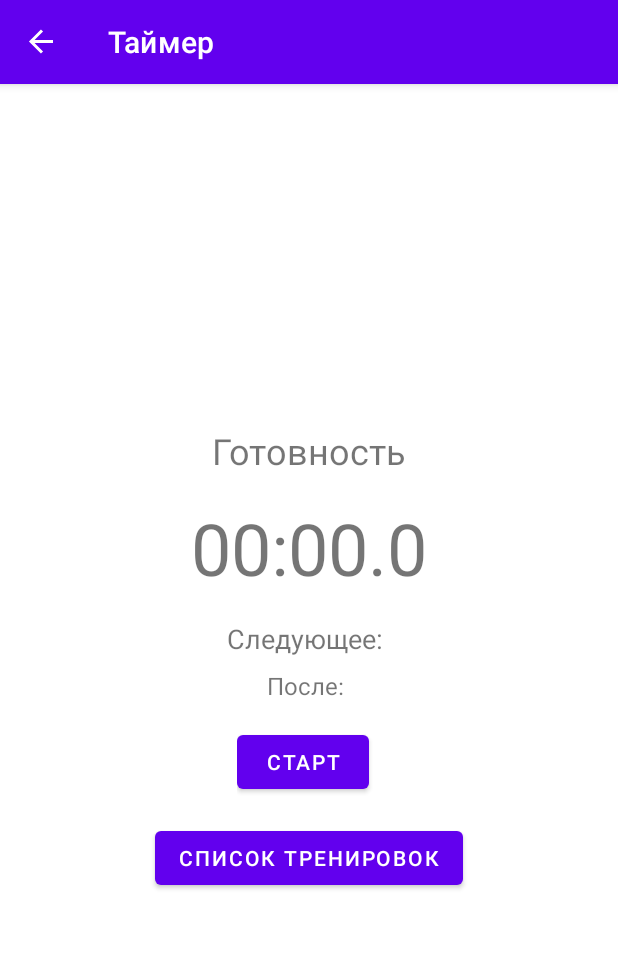
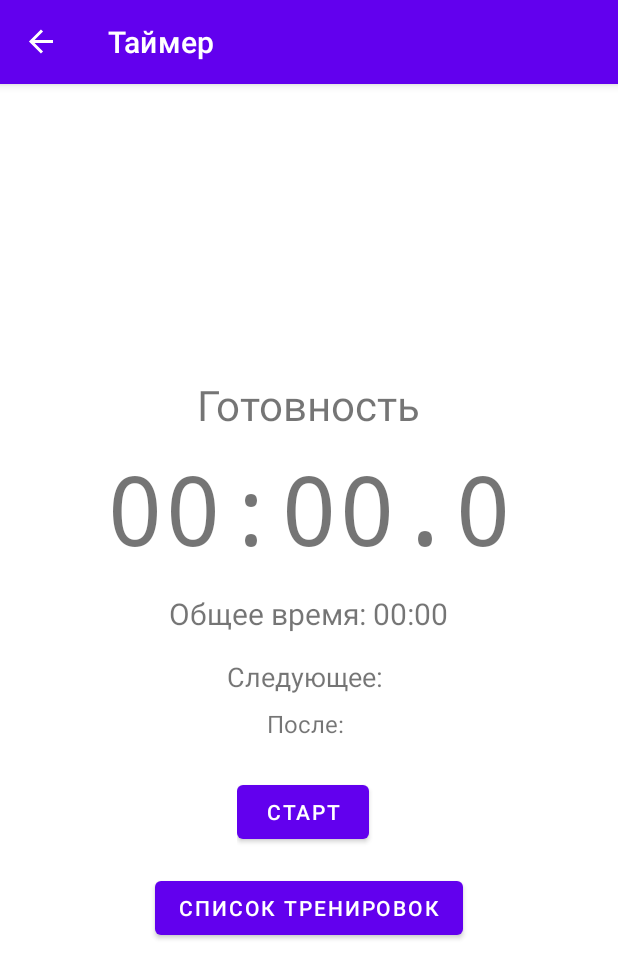
Before and after one commit to CrDanil/TIMER, an Android app: the TimerFragment screen opened through its navigation route, on a phone screen of 412 x 824 dp. Shown: the top 978 px of the screen. Run offline under Robolectric (Android 15) with nearby library versions, the phone set to English and light mode, and no system bars; our stand-ins replace Room's generated code, navigation-ui.

```diff
--- a/app/src/main/java/com/example/intervaltimer/MainActivity.kt
+++ b/app/src/main/java/com/example/intervaltimer/MainActivity.kt
@@ -17,10 +17,18 @@ class MainActivity : AppCompatActivity() {
         // Инициализируем базу данных
         WorkoutManager.init(this)
 
+        // Инициализируем звуковой менеджер
+        SoundManager.init(this)
+
         // Настройка навигации
         val navHostFragment = supportFragmentManager.findFragmentById(R.id.nav_host_fragment) as NavHostFragment
         val navController = navHostFragment.navController
         setupActionBarWithNavController(navController)
+    }
+
+    override fun onDestroy() {
+        super.onDestroy()
+        SoundManager.release()
     }
 
     override fun onSupportNavigateUp(): Boolean {
--- /dev/null
+++ b/app/src/main/java/com/example/intervaltimer/SoundManager.kt
@@ -0,0 +1,46 @@
+package com.example.intervaltimer
+
+import android.content.Context
+import android.media.AudioAttributes
+import android.media.SoundPool
+
+object SoundManager {
+    private var soundPool: SoundPool? = null
+    private var saveSoundId: Int = 0
+    private var isInitialized = false
+
+    fun init(context: Context) {
+        if (isInitialized) return
+
+        val audioAttributes = AudioAttributes.Builder()
+            .setUsage(AudioAttributes.USAGE_NOTIFICATION)
+            .setContentType(AudioAttributes.CONTENT_TYPE_SONIFICATION)
+            .build()
+
+        soundPool = SoundPool.Builder()
+            .setMaxStreams(2)
+            .setAudioAttributes(audioAttributes)
+            .build()
+
+        // Загружаем звук сохранения
+        saveSoundId = try {
+            soundPool?.load(context, R.raw.save_sound, 1) ?: 0
+        } catch (e: Exception) {
+            0
+        }
+
+        isInitialized = true
+    }
+
+    fun playSaveSound() {
+        if (saveSoundId != 0) {
+            soundPool?.play(saveSoundId, 1.0f, 1.0f, 0, 0, 1.0f)
+        }
+    }
+
+    fun release() {
+        soundPool?.release()
+        soundPool = null
+        isInitialized = false
+    }
+}
--- a/app/src/main/res/layout/fragment_timer.xml
+++ b/app/src/main/res/layout/fragment_timer.xml
@@ -11,7 +11,7 @@
         android:layout_width="wrap_content"
         android:layout_height="wrap_content"
         android:text="Готовность"
-        android:textSize="24sp"
+        android:textSize="28sp"
         android:layout_gravity="center_horizontal"
         android:layout_marginBottom="16dp"/>
 
@@ -20,11 +20,22 @@
         android:layout_width="wrap_content"
         android:layout_height="wrap_content"
         android:text="00:00.0"
-        android:textSize="48sp"
+        android:textSize="64sp"
+        android:typeface="monospace"
+        android:layout_gravity="center_horizontal"
+        android:layout_marginBottom="16dp"
+        android:includeFontPadding="false"/>
+
+    <!-- Добавляем общее оставшееся время -->
+    <TextView
+        android:id="@+id/totalRemainingTimeTextView"
+        android:layout_width="wrap_content"
+        android:layout_height="wrap_content"
+        android:text="Общее время: 00:00"
+        android:textSize="20sp"
         android:layout_gravity="center_horizontal"
         android:layout_marginBottom="16dp"/>
 
-    <!-- Добавляем второе следующее упражнение -->
     <TextView
         android:id="@+id/nextStepTextView1"
         android:layout_width="wrap_content"
@@ -41,7 +52,7 @@
         android:text="После: "
         android:textSize="16sp"
         android:layout_gravity="center_horizontal"
-        android:layout_marginBottom="16dp"/>
+        android:layout_marginBottom="24dp"/>
 
     <LinearLayout
         android:layout_width="wrap_content"
```
Also changed, not shown: app/src/main/java/com/example/intervaltimer/TimerFragment.kt (+38 -1 lines), app/src/main/java/com/example/intervaltimer/WorkoutEditorFragment.kt (+21 -7 lines), app/src/main/res/layout/fragment_workout_editor.xml (+15 -0 lines), 1 other file.
